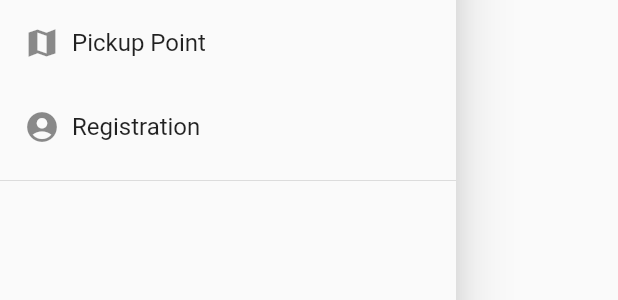
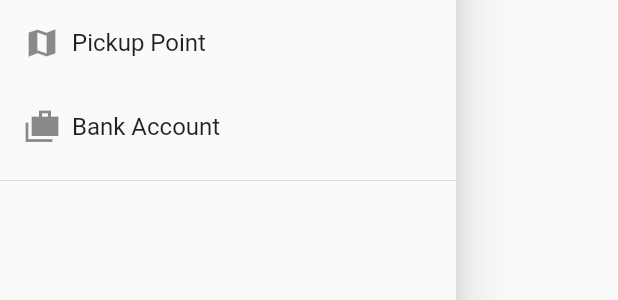
Before and after one commit to sattar-kuet/CourierMerchantApp, a Flutter app: the MenuDrawer widget shown alone on an empty page, opened directly, on a phone screen of 412 x 824 dp. Shown: the part 253-553 px from the top of the screen. Run offline on Flutter 3.47's test engine with Material 2 defaults, Android fonts, the phone set to English and light mode, and no system bars; our stand-ins replace flutter_easyloading, flutter_spinkit, shared_preferences, sms_autofill; missing offline and left inert: awesome_select; accounts and stored records are empty; network calls fail.

Commit message:
bank lis

```diff
--- a/lib/common/menu_drawer.dart
+++ b/lib/common/menu_drawer.dart
@@ -1,4 +1,5 @@
 import 'package:flutter/material.dart';
+import 'package:flutter_app/fragments/bank.dart';
 import 'package:flutter_app/fragments/new_pickup_point.dart';
 import 'package:shared_preferences/shared_preferences.dart';
 import '../fragments/intro_screen.dart';
@@ -24,10 +25,14 @@ class MenuDrawer extends StatelessWidget {
             ),
           ),
           drawerItem(
-            icon: Icons.account_circle,
-            text: 'Registration',
-            onTap: () => Navigator.pushReplacementNamed(
-                context, PageRoutes.registration),
+            icon: Icons.cases_sharp,
+            text: 'Bank Account',
+            onTap: () => Navigator.push(
+              context,
+              MaterialPageRoute(
+                builder: (context) => Bank(),
+              ),
+            ),
           ),
           Divider(),
 
```
Also changed, not shown: lib/fragments/bank.dart (+6 -1 lines).
